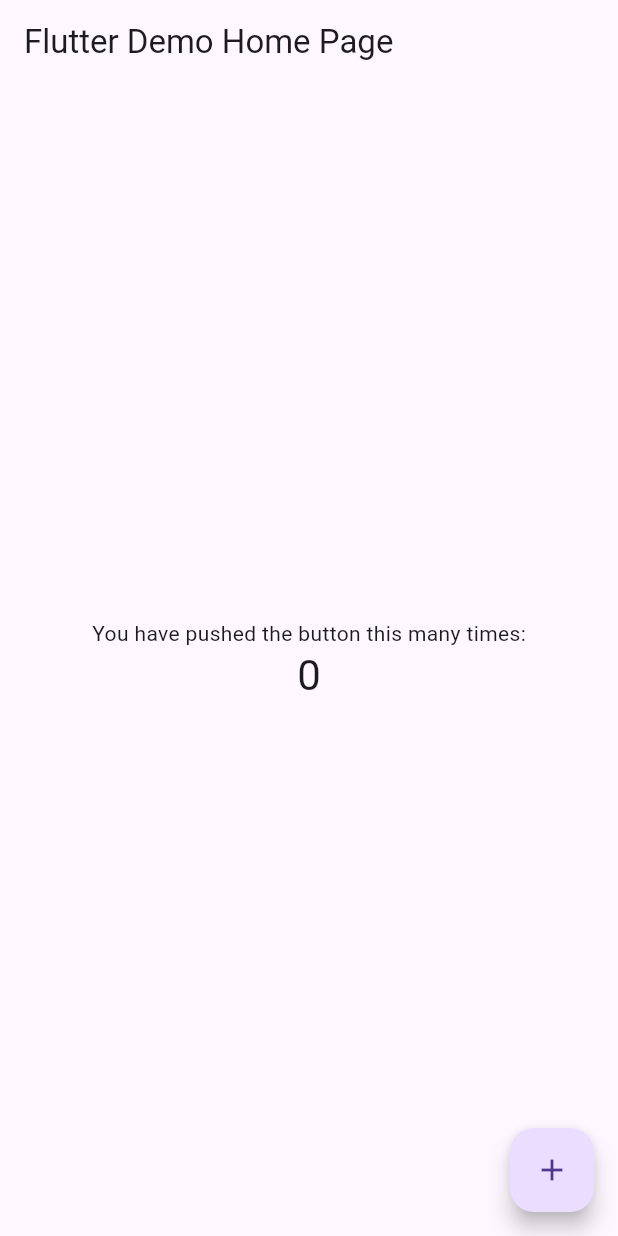
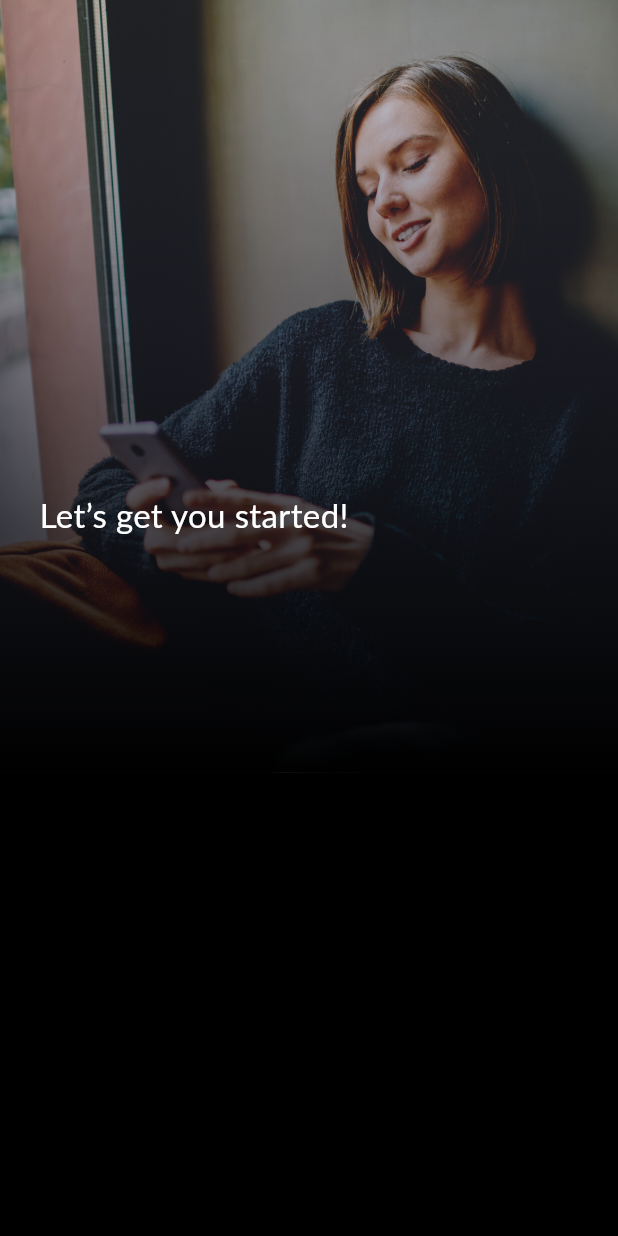
Before and after one commit to letien91/nexle_testing, a Flutter app: the screen it shows after launch, on a phone screen of 412 x 824 dp. Run offline on Flutter 3.47's test engine with Material 3 defaults, Android fonts, the phone set to English and light mode, and no system bars; our stand-ins replace cached_network_image, get, shared_preferences.

Commit message:
update project

```diff
--- a/nexle_testing/lib/constants/strings.dart
+++ b/nexle_testing/lib/constants/strings.dart
@@ -1 +1,3 @@
 const String kAuthorizationKey = 'Authorization';
+
+const String kFontName = 'Lato';
--- /dev/null
+++ b/nexle_testing/lib/di.dart
@@ -0,0 +1,8 @@
+import 'package:get/get.dart';
+import 'package:nexle_testing/services/storage_manager.dart';
+
+class DependenceInjection {
+  Future<void> init() async {
+    await Get.putAsync(() => StorageManager().init());
+  }
+}
--- a/nexle_testing/lib/main.dart
+++ b/nexle_testing/lib/main.dart
@@ -1,6 +1,15 @@
 import 'package:flutter/material.dart';
+import 'package:get/route_manager.dart';
+import 'package:nexle_testing/main_binding.dart';
+import 'package:nexle_testing/routes/routes.dart';
+import 'package:nexle_testing/services/lang/translation_service.dart';
+import 'package:nexle_testing/utils/theme_data.dart';
 
-void main() {
+import 'di.dart';
+
+void main() async {
+  WidgetsFlutterBinding.ensureInitialized();
+  await DependenceInjection().init();
   runApp(const MyApp());
 }
 
@@ -10,97 +19,21 @@ class MyApp extends StatelessWidget {
   // This widget is the root of your application.
   @override
   Widget build(BuildContext context) {
-    return MaterialApp(
-      title: 'Flutter Demo',
-      theme: ThemeData(
-        primarySwatch: Colors.blue,
-      ),
-      home: const MyHomePage(title: 'Flutter Demo Home Page'),
+    return GetMaterialApp(
+      debugShowCheckedModeBanner: false,
+      enableLog: true,
+      initialRoute: Routes.initialRoute,
+      getPages: Routes.routes,
+      defaultTransition: Transition.fade,
+      initialBinding: MainBinding(),
+      smartManagement: SmartManagement.keepFactory,
+      theme: themeData(),
+      locale: TranslationService.locale,
+      fallbackLocale: TranslationService.fallbackLocale,
+      translations: TranslationService(),
+      builder: (BuildContext context, Widget? child) {
+        return child!;
+      },
     );
   }
 }
-
-class MyHomePage extends StatefulWidget {
-  const MyHomePage({super.key, required this.title});
-
-  // This widget is the home page of your application. It is stateful, meaning
-  // that it has a State object (defined below) that contains fields that affect
-  // how it looks.
-
-  // This class is the configuration for the state. It holds the values (in this
-  // case the title) provided by the parent (in this case the App widget) and
-  // used by the build method of the State. Fields in a Widget subclass are
-  // always marked "final".
-
-  final String title;
-
-  @override
-  State<MyHomePage> createState() => _MyHomePageState();
-}
-
-class _MyHomePageState extends State<MyHomePage> {
-  int _counter = 0;
-
-  void _incrementCounter() {
-    setState(() {
-      // This call to setState tells the Flutter framework that something has
-      // changed in this State, which causes it to rerun the build method below
-      // so that the display can reflect the updated values. If we changed
-      // _counter without calling setState(), then the build method would not be
-      // called again, and so nothing would appear to happen.
-      _counter++;
-    });
-  }
-
-  @override
-  Widget build(BuildContext context) {
-    // This method is rerun every time setState is called, for instance as done
-    // by the _incrementCounter method above.
-    //
-    // The Flutter framework has been optimized to make rerunning build methods
-    // fast, so that you can just rebuild anything that needs updating rather
-    // than having to individually change instances of widgets.
-    return Scaffold(
-      appBar: AppBar(
-        // Here we take the value from the MyHomePage object that was created by
-        // the App.build method, and use it to set our appbar title.
-        title: Text(widget.title),
-      ),
-      body: Center(
-        // Center is a layout widget. It takes a single child and positions it
-        // in the middle of the parent.
-        child: Column(
-          // Column is also a layout widget. It takes a list of children and
-          // arranges them vertically. By default, it sizes itself to fit its
-          // children horizontally, and tries to be as tall as its parent.
-          //
-          // Invoke "debug painting" (press "p" in the console, choose the
-          // "Toggle Debug Paint" action from the Flutter Inspector in Android
-          // Studio, or the "Toggle Debug Paint" command in Visual Studio Code)
-          // to see the wireframe for each widget.
-          //
-          // Column has various properties to control how it sizes itself and
-          // how it positions its children. Here we use mainAxisAlignment to
-          // center the children vertically; the main axis here is the vertical
-          // axis because Columns are vertical (the cross axis would be
-          // horizontal).
-          mainAxisAlignment: MainAxisAlignment.center,
-          children: <Widget>[
-            const Text(
-              'You have pushed the button this many times:',
-            ),
-            Text(
-              '$_counter',
-              style: Theme.of(context).textTheme.headlineMedium,
-            ),
-          ],
-        ),
-      ),
-      floatingActionButton: FloatingActionButton(
-        onPressed: _incrementCounter,
-        tooltip: 'Increment',
-        child: const Icon(Icons.add),
-      ), // This trailing comma makes auto-formatting nicer for build methods.
-    );
-  }
-}
--- /dev/null
+++ b/nexle_testing/lib/main_binding.dart
@@ -0,0 +1,9 @@
+import 'package:get/get.dart';
+import 'package:nexle_testing/services/api/api_respository.dart';
+
+class MainBinding extends Bindings {
+  @override
+  void dependencies() {
+    Get.put<ApiRepository>(ApiRepository(), permanent: true);
+  }
+}
--- /dev/null
+++ b/nexle_testing/lib/routes/routes.dart
@@ -0,0 +1,32 @@
+import 'package:get/get.dart';
+import 'package:nexle_testing/routes/routes_name.dart';
+import 'package:nexle_testing/screens/auth_screen/auth_binding.dart';
+import 'package:nexle_testing/screens/auth_screen/auth_screen.dart';
+import 'package:nexle_testing/screens/splash_screen/splash_binding.dart';
+import 'package:nexle_testing/screens/splash_screen/splash_screen.dart';
+
+class Routes {
+  static const String initialRoute = RoutesName.splash;
+  static final List<GetPage<dynamic>> routes = <GetPage<dynamic>>[
+    GetPage<dynamic>(
+      name: RoutesName.splash,
+      page: () => const SplashScreen(),
+      binding: SplashBinding(),
+    ),
+    GetPage<dynamic>(
+      name: RoutesName.auth,
+      page: () => const AuthScreen(),
+      binding: AuthBinding(),
+    ),
+    // GetPage<dynamic>(
+    //   name: RoutesName.home,
+    //   page: () => const SplashScreen(),
+    //   binding: SplashBinding(),
+    // ),
+    // GetPage<dynamic>(
+    //   name: RoutesName.categories,
+    //   page: () => const SplashScreen(),
+    //   binding: SplashBinding(),
+    // ),
+  ];
+}
--- /dev/null
+++ b/nexle_testing/lib/routes/routes_name.dart
@@ -0,0 +1,6 @@
+class RoutesName {
+  static const String splash = '/';
+  static const String home = '/home';
+  static const String auth = '/auth';
+  static const String categories = '/categories';
+}
--- /dev/null
+++ b/nexle_testing/lib/screens/auth_screen/auth_binding.dart
@@ -0,0 +1,10 @@
+import 'package:get/get.dart';
+import 'package:nexle_testing/screens/auth_screen/auth_controller.dart';
+
+class AuthBinding extends Bindings {
+  @override
+  void dependencies() {
+    Get.lazyPut<AuthController>(
+        () => AuthController(apiRepository: Get.find()));
+  }
+}
--- /dev/null
+++ b/nexle_testing/lib/screens/auth_screen/auth_controller.dart
@@ -0,0 +1,12 @@
+import 'package:flutter/material.dart';
+import 'package:get/get.dart';
+import 'package:nexle_testing/services/api/api_respository.dart';
+
+class AuthController extends GetxController {
+  AuthController({required this.apiRepository});
+
+  final ApiRepository apiRepository;
+
+  final TextEditingController emailController = TextEditingController();
+  final TextEditingController passwordController = TextEditingController();
+}
--- /dev/null
+++ b/nexle_testing/lib/screens/auth_screen/auth_screen.dart
@@ -0,0 +1,93 @@
+import 'package:flutter/material.dart';
+import 'package:flutter/services.dart';
+import 'package:get/get.dart';
+import 'package:nexle_testing/constants/colors.dart';
+import 'package:nexle_testing/screens/auth_screen/auth_controller.dart';
+import 'package:nexle_testing/services/size_config.dart';
+import 'package:nexle_testing/utils/common_components.dart';
+
+class AuthScreen extends GetView<AuthController> {
+  const AuthScreen({super.key});
+
+  @override
+  Widget build(BuildContext context) {
+    return AnnotatedRegion<SystemUiOverlayStyle>(
+      value: SystemUiOverlayStyle.light,
+      child: WillPopScope(
+        onWillPop: () async => false,
+        child: Scaffold(
+          backgroundColor: Colors.black,
+          body: _buildBody(),
+        ),
+      ),
+    );
+  }
+
+  Widget _buildBody() {
+    return Stack(
+      clipBehavior: Clip.none,
+      children: <Widget>[
+        _buildImageCover(),
+        _buildContent(),
+      ],
+    );
+  }
+
+  Positioned _buildImageCover() {
+    return Positioned(
+      left: getProportionateScreenWidth(-93),
+      top: 0,
+      child: SizedBox(
+        width: getProportionateScreenWidth(703),
+        height: getProportionateScreenWidth(469),
+        child: Stack(
+          children: <Widget>[
+            Positioned.fill(child: CommonComp.loadAsset('signin-bg.jpg')),
+            Positioned.fill(
+              child: Container(
+                decoration: BoxDecoration(
+                  gradient: LinearGradient(
+                    begin: Alignment.topCenter,
+                    end: Alignment.bottomCenter,
+                    colors: <Color>[
+                      AppColor.fromHex('1D2238').withOpacity(0.13),
+                      AppColor.fromHex('000000'),
+                    ],
+                  ),
+                ),
+              ),
+            ),
+          ],
+        ),
+      ),
+    );
+  }
+
+  Positioned _buildContent() {
+    return Positioned.fill(
+      child: SingleChildScrollView(
+        physics: const AlwaysScrollableScrollPhysics(
+          parent: BouncingScrollPhysics(),
+        ),
+        child: Padding(
+          padding: EdgeInsets.only(
+            left: getProportionateScreenWidth(24),
+            right: getProportionateScreenWidth(24),
+          ),
+          child: Column(
+            crossAxisAlignment: CrossAxisAlignment.stretch,
+            children: <Widget>[
+              SizedBox(
+                height: getProportionateScreenHeight(325),
+              ),
+              CommonComp.setRegularText(
+                txt: 'Let’s get you started!',
+                fontSize: 22,
+              ),
+            ],
+          ),
+        ),
+      ),
+    );
+  }
+}
--- /dev/null
+++ b/nexle_testing/lib/screens/splash_screen/splash_binding.dart
@@ -0,0 +1,9 @@
+import 'package:get/get.dart';
+import 'package:nexle_testing/screens/splash_screen/splash_controller.dart';
+
+class SplashBinding extends Bindings {
+  @override
+  void dependencies() {
+    Get.put<SplashController>(SplashController());
+  }
+}
--- /dev/null
+++ b/nexle_testing/lib/screens/splash_screen/splash_controller.dart
@@ -0,0 +1,15 @@
+import 'package:get/get.dart';
+import 'package:nexle_testing/constants/strings.dart';
+import 'package:nexle_testing/routes/routes_name.dart';
+import 'package:shared_preferences/shared_preferences.dart';
+
+class SplashController extends GetxController {
+  @override
+  void onReady() {
+    super.onReady();
+
+    final SharedPreferences preferences = Get.find<SharedPreferences>();
+    final String? token = preferences.getString(kAuthorizationKey);
+    Get.toNamed(token != null ? RoutesName.home : RoutesName.auth);
+  }
+}
--- /dev/null
+++ b/nexle_testing/lib/services/lang/en_US.dart
@@ -0,0 +1 @@
+const Map<String, String> en_US = <String, String>{};
--- /dev/null
+++ b/nexle_testing/lib/services/lang/translation_service.dart
@@ -0,0 +1,13 @@
+import 'package:flutter/material.dart';
+import 'package:get/get.dart';
+
+import 'en_US.dart';
+
+class TranslationService extends Translations {
+  static Locale? get locale => Get.deviceLocale;
+  static const Locale fallbackLocale = Locale('en', 'US');
+  @override
+  Map<String, Map<String, String>> get keys => <String, Map<String, String>>{
+        'en_US': en_US,
+      };
+}
--- /dev/null
+++ b/nexle_testing/lib/utils/common_components.dart
@@ -0,0 +1,193 @@
+import 'dart:io';
+
+import 'package:cached_network_image/cached_network_image.dart';
+import 'package:flutter/material.dart';
+import 'package:nexle_testing/components/custom_back_button.dart';
+import 'package:nexle_testing/constants/strings.dart';
+import 'package:nexle_testing/utils/theme_data.dart';
+
+class CommonComp {
+  CommonComp._();
+
+  static AppBar createAppBar({
+    String title = '',
+    bool showBackButton = true,
+    Widget? leading,
+    VoidCallback? onBackPress,
+    List<Widget>? actions,
+    double elevation = 0.0,
+    Color? backgroundColor = Colors.transparent,
+    double? leadingWidth,
+    bool isCenterTitle = true,
+    bool excludeHeaderSemantics = false,
+  }) {
+    late Widget _leading = Container();
+    if (leading != null) {
+      _leading = leading;
+    } else if (showBackButton) {
+      _leading = CustomBackButton(
+        onPress: onBackPress,
+      );
+    }
+    return AppBar(
+      backgroundColor: backgroundColor,
+      centerTitle: isCenterTitle,
+      systemOverlayStyle: themeData().copyWith().appBarTheme.systemOverlayStyle,
+      automaticallyImplyLeading: leading != null,
+      leading: _leading,
+      leadingWidth: leadingWidth,
+      actions: actions,
+      elevation: elevation,
+      excludeHeaderSemantics: excludeHeaderSemantics,
+      iconTheme: const IconThemeData(color: Colors.black),
+      title: Text(
+        title,
+        style: themeData().copyWith().appBarTheme.titleTextStyle,
+      ),
+    );
+  }
+
+  static Widget loadAsset(
+    String name, {
+    BoxFit? boxFit,
+    Color? tintColor,
+    Rect? centerSlice,
+    double? width,
+    double? height,
+  }) {
+    return Image.asset(
+      'assets/images/$name',
+      fit: boxFit,
+      color: tintColor,
+      centerSlice: centerSlice,
+      width: width,
+      height: height,
+    );
+  }
+
+  static Widget loadImage(
+    String? data, {
+    String placeholder = 'assets/images/signin-bg.jpg',
+    Widget? placeholderWidget,
+    BoxFit? boxFit,
+    Color? tintColor,
+    Widget? errorWidget,
+  }) {
+    if (data != null && data.isNotEmpty) {
+      if (data.startsWith('http')) {
+        return CachedNetworkImage(
+          imageUrl: data,
+          placeholder: (BuildContext context, String url) =>
+              placeholderWidget ?? Image.asset(placeholder),
+          errorWidget: (BuildContext context, String url, dynamic error) {
+            return errorWidget ?? Image.asset(placeholder);
+          },
+          fit: boxFit,
+        );
+      } else if (data.startsWith('assets/')) {
+        return Image.asset(
+          data,
+          fit: boxFit,
+          color: tintColor,
+        );
+      } else {
+        return Image.asset(
+          'assets/images/$data',
+          fit: boxFit,
+          color: tintColor,
+          errorBuilder:
+              (BuildContext context, Object object, StackTrace? stack) {
+            return Image.file(
+              File(data),
+              fit: boxFit,
+              color: tintColor,
+            );
+          },
+        );
+      }
+    } else {
+      return Image.asset(
+        placeholder,
+        fit: boxFit,
+        errorBuilder:
+            (BuildContext context, Object object, StackTrace? stackTrace) {
+          return errorWidget ?? Image.asset(placeholder);
+        },
+      );
+    }
+  }
+
+  static Text setBoldText({
+    required String txt,
+    double fontSize = 14,
+    Color color = const Color.fromRGBO(33, 33, 33, 1),
+    int maxLine = 1,
+    TextAlign textAlign = TextAlign.start,
+    TextOverflow overflow = TextOverflow.ellipsis,
+    TextDecoration textDecoration = TextDecoration.none,
+  }) {
+    return Text(
+      txt,
+      textAlign: textAlign,
+      style: TextStyle(
+        fontSize: fontSize,
+        fontWeight: FontWeight.w700,
+        color: color,
+        fontFamily: kFontName,
+        decoration: textDecoration,
+      ),
+      maxLines: maxLine,
+      overflow: overflow,
+    );
+  }
+
+  static Text setRegularText({
+    required String txt,
+    double fontSize = 14,
+    Color color = Colors.white,
+    int maxLine = 1,
+    TextAlign textAlign = TextAlign.start,
+    TextOverflow overflow = TextOverflow.ellipsis,
+    TextDecoration textDecoration = TextDecoration.none,
+  }) {
+    return Text(
+      txt,
+      textAlign: textAlign,
+      style: TextStyle(
+        fontSize: fontSize,
+        color: color,
+        fontWeight: FontWeight.w400,
+        fontFamily: kFontName,
+        decoration: textDecoration,
+      ),
+      maxLines: maxLine,
+      overflow: overflow,
+    );
+  }
+
+  static Text setSemiBoldText({
+    required String txt,
+    double fontSize = 14,
+    Color color = const Color.fromRGBO(33, 33, 33, 1),
+    int maxLine = 1,
+    TextAlign textAlign = TextAlign.start,
+    TextOverflow overflow = TextOverflow.ellipsis,
+    TextBaseline baseLine = TextBaseline.alphabetic,
+    TextDecoration textDecoration = TextDecoration.none,
+  }) {
+    return Text(
+      txt,
+      textAlign: textAlign,
+      style: TextStyle(
+        fontSize: fontSize,
+        color: color,
+        fontFamily: kFontName,
+        fontWeight: FontWeight.w600,
+        decoration: textDecoration,
+        textBaseline: baseLine,
+      ),
+      maxLines: maxLine,
+      overflow: overflow,
+    );
+  }
+}
--- /dev/null
+++ b/nexle_testing/lib/utils/theme_data.dart
@@ -0,0 +1,48 @@
+import 'package:flutter/material.dart';
+import 'package:flutter/services.dart';
+import 'package:nexle_testing/constants/strings.dart';
+
+ThemeData themeData() {
+  return ThemeData(
+    textTheme: textTheme(),
+    fontFamily: kFontName,
+    visualDensity: VisualDensity.adaptivePlatformDensity,
+    brightness: Brightness.light,
+    scaffoldBackgroundColor: Colors.transparent,
+    unselectedWidgetColor: Colors.transparent,
+    appBarTheme: const AppBarTheme(
+      color: Colors.transparent,
+      elevation: 0,
+      systemOverlayStyle: SystemUiOverlayStyle(
+        // Status bar color
+        statusBarColor: Colors.white,
+        // Status bar brightness (optional)
+        statusBarIconBrightness: Brightness.light, // For Android (dark icons)
+        statusBarBrightness: Brightness.dark, // For iOS (dark icons)
+      ),
+      titleTextStyle: TextStyle(
+        fontSize: 17,
+        fontWeight: FontWeight.w600,
+        fontFamily: kFontName,
+        color: Colors.white,
+      ),
+      toolbarTextStyle: TextStyle(
+        fontSize: 14,
+        fontWeight: FontWeight.normal,
+        color: Colors.white,
+      ),
+    ),
+  );
+}
+
+TextTheme textTheme() {
+  return const TextTheme(
+    bodyMedium: TextStyle(
+      fontSize: 14,
+      fontWeight: FontWeight.normal,
+    ),
+  ).apply(
+    bodyColor: Colors.white,
+    displayColor: Colors.white,
+  );
+}
```
Also changed, not shown: nexle_testing/lib/components/custom_back_button.dart (added, +77 -0 lines), nexle_testing/lib/screens/splash_screen/splash_screen.dart (added, +15 -0 lines).
